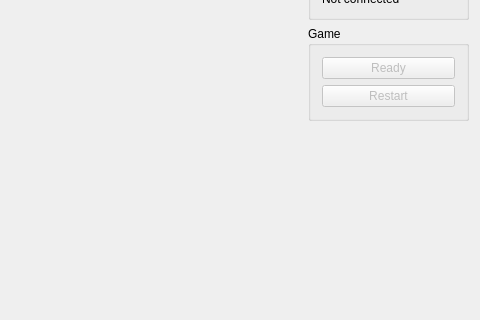
Above: src/gomoku.ui from roastduck/gomoku before the change; both pictures show x 320 to 800 and y 162 to 482 of the 800 by 676 pixel window. Below: the same form after it.
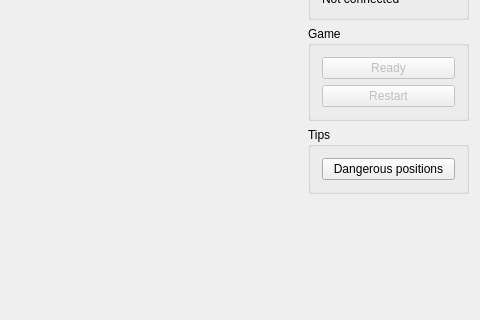
That is the form after the change.

Commit message: show dangerous positions

```diff
--- a/src/gomoku.ui
+++ b/src/gomoku.ui
@@ -132,6 +132,22 @@
          </layout>
         </widget>
        </item>
+       <item>
+        <widget class="QGroupBox" name="groupBox_3">
+         <property name="title">
+          <string>Tips</string>
+         </property>
+         <layout class="QVBoxLayout" name="verticalLayout_4">
+          <item>
+           <widget class="QPushButton" name="dangButton">
+            <property name="text">
+             <string>Dangerous positions</string>
+            </property>
+           </widget>
+          </item>
+         </layout>
+        </widget>
+       </item>
        <item>
         <spacer name="verticalSpacer">
          <property name="orientation">
```
The commit also changes 10 other files.
